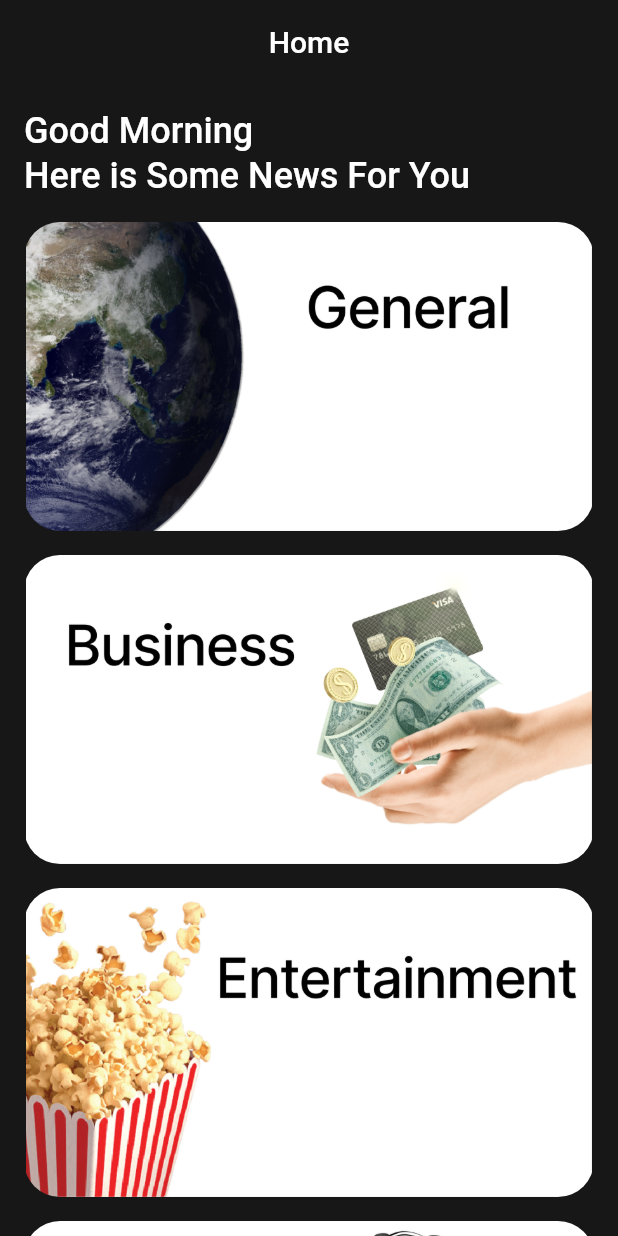
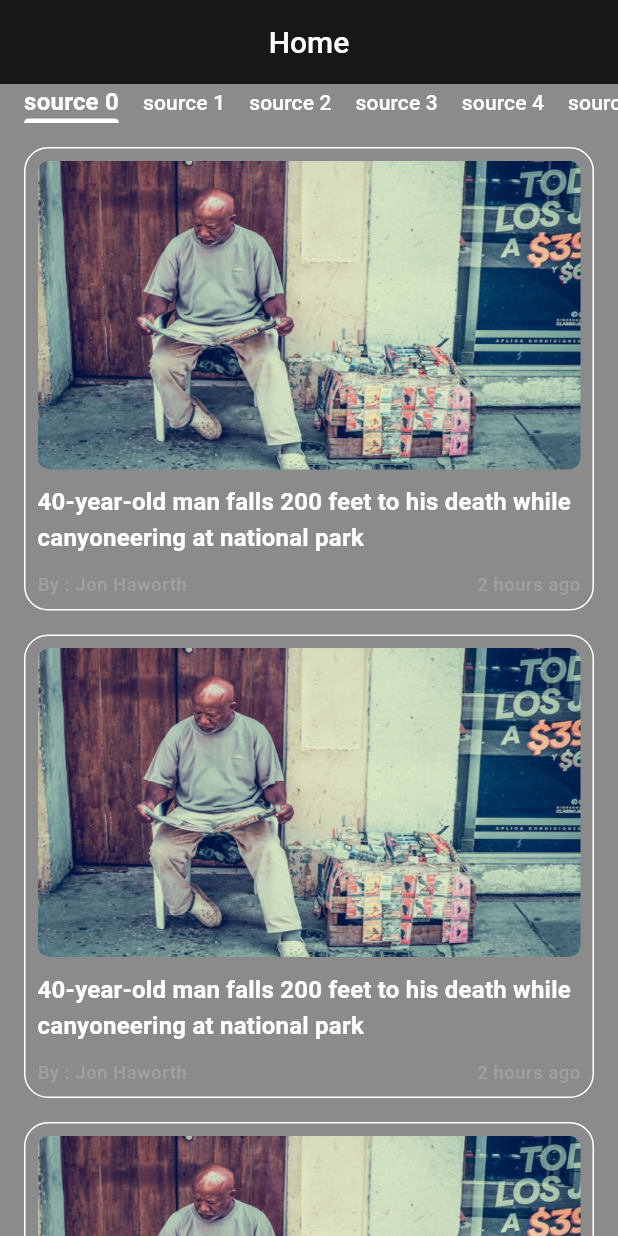
Before and after one commit to hussein-shafeek/News-App, a Flutter app: the screen it shows after launch, on a phone screen of 412 x 824 dp. Run offline on Flutter 3.47's test engine with Material 3 defaults, Android fonts, the phone set to English and light mode, and no system bars; our stand-ins replace timeago.

Commit message:
implement news view Ui

```diff
--- a/lib/core/theme/app_theme.dart
+++ b/lib/core/theme/app_theme.dart
@@ -4,7 +4,7 @@ import 'package:news/core/theme/app_colors.dart';
 class AppTheme {
   // ignore: non_constant_identifier_names
   static ThemeData CustomeDarkTheme = ThemeData(
-    scaffoldBackgroundColor: AppColors.backgroundDark,
+    scaffoldBackgroundColor: AppColors.backgroundDark.withValues(alpha: 0.5),
 
     appBarTheme: AppBarTheme(
       backgroundColor: AppColors.black,
@@ -64,12 +64,17 @@ class AppTheme {
       titleMedium: TextStyle(
         fontSize: 16,
         fontWeight: FontWeight.bold,
-        color: AppColors.black,
+        color: AppColors.white,
       ),
       titleSmall: TextStyle(
         fontSize: 14,
-        fontWeight: FontWeight.w400,
+        fontWeight: FontWeight.w500,
         color: AppColors.white,
+      ),
+      labelSmall: TextStyle(
+        fontSize: 12,
+        fontWeight: FontWeight.w500,
+        color: AppColors.gray,
       ),
       displaySmall: TextStyle(
         fontSize: 36,
--- a/lib/features/home/ui/categories_item.dart
+++ b/lib/features/home/data/categories_item.dart
@@ -1,5 +1,5 @@
 import 'package:flutter/material.dart';
-import 'package:news/features/home/data/category_model.dart';
+import 'package:news/features/home/logic/category_model.dart';
 
 class CategoriesItem extends StatelessWidget {
   CategoryModel category;
@@ -14,6 +14,7 @@ class CategoriesItem extends StatelessWidget {
         'assets/images/${category.imageName}.png',
         height: height * 0.25,
         width: double.infinity,
+        fit: BoxFit.fill,
       ),
     );
   }
--- a/lib/features/home/ui/categories_view.dart
+++ b/lib/features/home/ui/categories_view.dart
@@ -1,6 +1,6 @@
 import 'package:flutter/material.dart';
-import 'package:news/features/home/data/category_model.dart';
-import 'package:news/features/home/ui/categories_item.dart';
+import 'package:news/features/home/logic/category_model.dart';
+import 'package:news/features/home/data/categories_item.dart';
 
 class CategoriesView extends StatelessWidget {
   const CategoriesView({super.key});
--- a/lib/features/home/ui/home_screen.dart
+++ b/lib/features/home/ui/home_screen.dart
@@ -1,5 +1,6 @@
 import 'package:flutter/material.dart';
 import 'package:news/features/home/ui/categories_view.dart';
+import 'package:news/features/nwes/ui/news_view.dart';
 
 class HomeScreen extends StatelessWidget {
   const HomeScreen({super.key});
@@ -8,7 +9,7 @@ class HomeScreen extends StatelessWidget {
   Widget build(BuildContext context) {
     return Scaffold(
       appBar: AppBar(title: Center(child: Text('Home'))),
-      body: CategoriesView(),
+      body: NewsView(),
     );
   }
 }
--- /dev/null
+++ b/lib/features/nwes/data/news_item.dart
@@ -0,0 +1,49 @@
+import 'package:flutter/material.dart';
+import 'package:news/core/theme/app_colors.dart';
+import 'package:timeago/timeago.dart' as timeago;
+
+class NewsItem extends StatelessWidget {
+  const NewsItem({super.key});
+
+  @override
+  Widget build(BuildContext context) {
+    TextTheme text = Theme.of(context).textTheme;
+    double width = MediaQuery.sizeOf(context).width;
+    double height = MediaQuery.sizeOf(context).height;
+    DateTime dateTime = DateTime.now().subtract(Duration(minutes: 120));
+
+    return Container(
+      padding: EdgeInsets.all(8),
+      decoration: BoxDecoration(
+        borderRadius: BorderRadius.circular(16),
+        border: Border.all(color: AppColors.white),
+      ),
+      child: Column(
+        children: [
+          ClipRRect(
+            borderRadius: BorderRadius.circular(8),
+            child: Image.asset(
+              'assets/images/nwes.png',
+              height: height * 0.25,
+              width: double.infinity,
+              fit: BoxFit.fill,
+            ),
+          ),
+          SizedBox(height: 10),
+          Text(
+            "40-year-old man falls 200 feet to his death while canyoneering at national park",
+            style: text.titleMedium,
+          ),
+          SizedBox(height: 10),
+          Row(
+            mainAxisAlignment: MainAxisAlignment.spaceBetween,
+            children: [
+              Text('By : Jon Haworth', style: text.labelSmall),
+              Text(timeago.format(dateTime), style: text.labelSmall),
+            ],
+          ),
+        ],
+      ),
+    );
+  }
+}
--- /dev/null
+++ b/lib/features/nwes/data/tab_item.dart
@@ -0,0 +1,19 @@
+import 'package:flutter/material.dart';
+import 'package:news/features/nwes/logic/source_model.dart';
+
+class TabItem extends StatelessWidget {
+  SourceModel source;
+  bool isSelected;
+  TabItem({required this.isSelected, required this.source});
+
+  @override
+  Widget build(BuildContext context) {
+    TextTheme text = Theme.of(context).textTheme;
+    double width = MediaQuery.sizeOf(context).width;
+    double height = MediaQuery.sizeOf(context).height;
+    return Text(
+      source.name,
+      style: isSelected ? text.titleMedium : text.titleSmall,
+    );
+  }
+}
--- /dev/null
+++ b/lib/features/nwes/logic/source_model.dart
@@ -0,0 +1,5 @@
+class SourceModel {
+  String id;
+  String name;
+  SourceModel({required this.id, required this.name});
+}
--- /dev/null
+++ b/lib/features/nwes/ui/news_view.dart
@@ -0,0 +1,59 @@
+import 'package:flutter/material.dart';
+import 'package:news/core/theme/app_colors.dart';
+import 'package:news/features/nwes/data/news_item.dart';
+import 'package:news/features/nwes/data/tab_item.dart';
+import 'package:news/features/nwes/logic/source_model.dart';
+
+class NewsView extends StatefulWidget {
+  const NewsView({super.key});
+
+  @override
+  State<NewsView> createState() => _NewsViewState();
+}
+
+class _NewsViewState extends State<NewsView> {
+  List<SourceModel> sources = List.generate(
+    10,
+    (index) => SourceModel(id: '$index', name: 'source $index'),
+  );
+  int currentIndex = 0;
+  @override
+  Widget build(BuildContext context) {
+    return Column(
+      children: [
+        DefaultTabController(
+          length: sources.length,
+          child: TabBar(
+            tabs: sources
+                .map(
+                  (source) => TabItem(
+                    isSelected: currentIndex == sources.indexOf(source),
+                    source: source,
+                  ),
+                )
+                .toList(),
+            onTap: (index) {
+              setState(() {
+                if (currentIndex == index) return;
+                currentIndex = index;
+              });
+            },
+            isScrollable: true,
+            tabAlignment: TabAlignment.start,
+            labelPadding: EdgeInsetsDirectional.only(start: 16),
+            indicatorColor: AppColors.white,
+            dividerColor: Colors.transparent,
+          ),
+        ),
+        Expanded(
+          child: ListView.separated(
+            padding: EdgeInsets.only(top: 16, left: 16, right: 16),
+            itemBuilder: (_, index) => NewsItem(),
+            separatorBuilder: (_, _) => SizedBox(height: 16),
+            itemCount: 10,
+          ),
+        ),
+      ],
+    );
+  }
+}
--- a/pubspec.yaml
+++ b/pubspec.yaml
@@ -34,6 +34,7 @@ dependencies:
   # The following adds the Cupertino Icons font to your application.
   # Use with the CupertinoIcons class for iOS style icons.
   cupertino_icons: ^1.0.8
+  timeago: ^3.7.1
 
 dev_dependencies:
   flutter_test:
```
Also changed, not shown: assets/images/2.0x/nwes.png (added), assets/images/3.0x/nwes.png (added), assets/images/nwes.png (added), lib/features/home/logic/category_model.dart (renamed from lib/features/home/data/category_model.dart), pubspec.lock.
